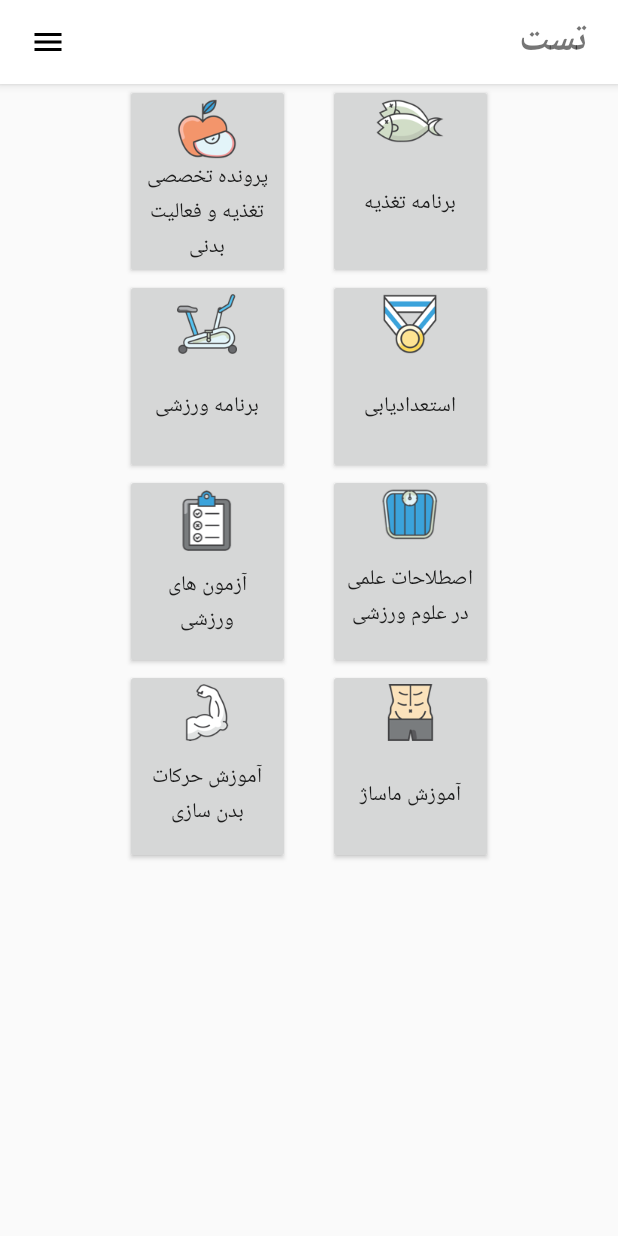
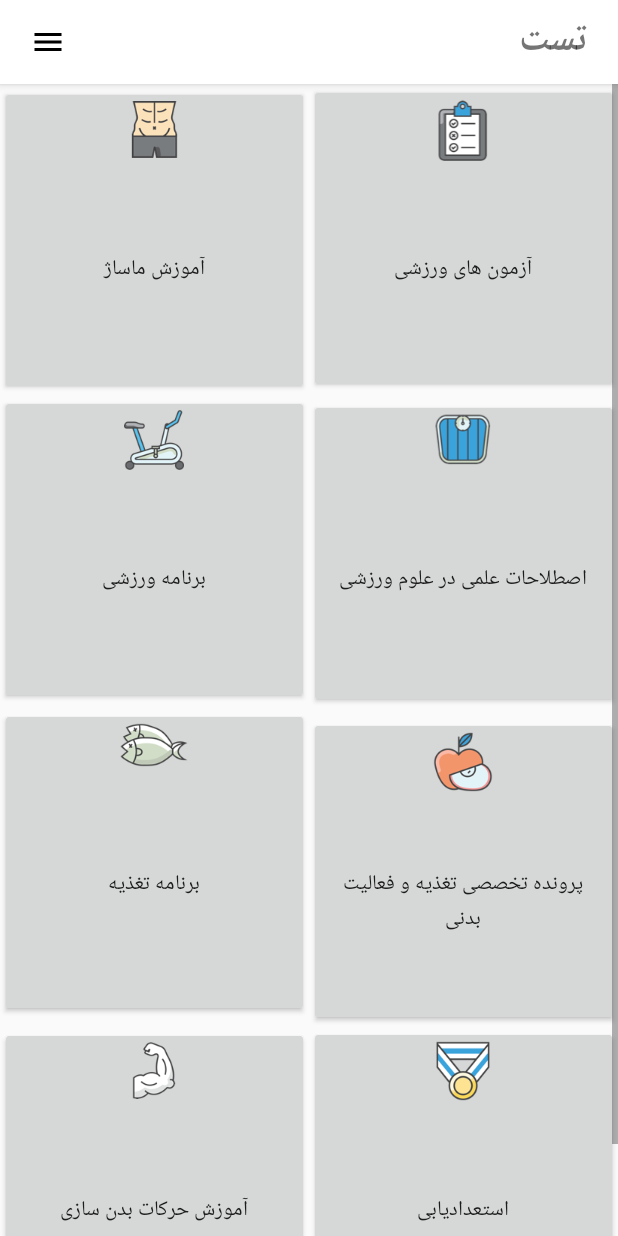
Before and after one commit to Geekologyir/Parvaneh, an Android app: the MenuActivity screen opened directly, with no data from a screen before it, on a phone screen of 412 x 824 dp. Run offline under Robolectric (Android 15) with nearby library versions, the phone set to English and light mode, and no system bars.

Commit message:
menu gridlayout

```diff
--- a/app/src/main/AndroidManifest.xml
+++ b/app/src/main/AndroidManifest.xml
@@ -7,7 +7,6 @@
     <uses-permission android:name="android.permission.READ_PROFILE" />
 
     <application
-        android:name="ir.geek.parvaneh.Application"
         android:allowBackup="true"
         android:icon="@drawable/logo"
         android:label="@string/app_name"
--- a/app/src/main/java/ir/geek/parvaneh/Application.java
+++ /dev/null
@@ -1,12 +0,0 @@
-package ir.geek.parvaneh;
-
-public final class Application extends android.app.Application {
-    @Override
-    public void onCreate() {
-        super.onCreate();
-        FontsOverride.setDefaultFont(this, "DEFAULT", "behdad.ttf");
-        FontsOverride.setDefaultFont(this, "MONOSPACE", "behdad.ttf");
-        FontsOverride.setDefaultFont(this, "SERIF", "behdad.ttf");
-        FontsOverride.setDefaultFont(this, "SANS_SERIF", "behdad.ttf");
-    }
-}
--- a/app/src/main/java/ir/geek/parvaneh/FontsOverride.java
+++ /dev/null
@@ -1,29 +0,0 @@
-package ir.geek.parvaneh;
-
-import java.lang.reflect.Field;
-import android.content.Context;
-import android.graphics.Typeface;
-
-public final class FontsOverride {
-
-    public static void setDefaultFont(Context context,
-                                      String staticTypefaceFieldName, String fontAssetName) {
-        final Typeface regular = Typeface.createFromAsset(context.getAssets(),
-                "Font/"+fontAssetName);
-        replaceFont(staticTypefaceFieldName, regular);
-    }
-
-    protected static void replaceFont(String staticTypefaceFieldName,
-                                      final Typeface newTypeface) {
-        try {
-            final Field staticField = Typeface.class
-                    .getDeclaredField(staticTypefaceFieldName);
-            staticField.setAccessible(true);
-            staticField.set(null, newTypeface);
-        } catch (NoSuchFieldException e) {
-            e.printStackTrace();
-        } catch (IllegalAccessException e) {
-            e.printStackTrace();
-        }
-    }
-}
--- a/app/src/main/java/ir/geek/parvaneh/IntroActivity.java
+++ b/app/src/main/java/ir/geek/parvaneh/IntroActivity.java
@@ -99,7 +99,8 @@ public class IntroActivity extends Activity {
 
     private void LaunchHomeScreen() {
         finish();
-        startActivity(new Intent(IntroActivity.this, LoginActivity.class));
+        //startActivity(new Intent(IntroActivity.this, LoginActivity.class));
+        startActivity(new Intent(IntroActivity.this, MenuActivity.class));
         overridePendingTransition(R.anim.fadein, R.anim.fadeout);
 
     }
--- a/app/src/main/java/ir/geek/parvaneh/MenuActivity.java
+++ b/app/src/main/java/ir/geek/parvaneh/MenuActivity.java
@@ -1,20 +1,45 @@
 package ir.geek.parvaneh;
 
 import android.content.Intent;
+import android.graphics.Color;
+import android.support.annotation.NonNull;
 import android.support.v4.widget.DrawerLayout;
 import android.support.v7.app.ActionBar;
 import android.support.v7.app.ActionBarDrawerToggle;
 import android.support.v7.app.AppCompatActivity;
 import android.os.Bundle;
 import android.support.v7.widget.Toolbar;
+import android.util.DisplayMetrics;
 import android.view.View;
+import android.view.ViewGroup;
+import android.view.Window;
 import android.widget.Button;
 import android.support.v7.widget.Toolbar;
+import android.widget.GridLayout;
+import android.widget.GridView;
+import android.widget.Toast;
+
+import java.util.ArrayList;
+import java.util.Collection;
+import java.util.Iterator;
+import java.util.List;
+import java.util.ListIterator;
 
 public class MenuActivity extends AppCompatActivity {
 
+    Button document;
+    Button spplan;
+    Button fdplan;
+    Button ability;
+    Button sptest;
+    Button terminology;
+    Button massage;
+    Button bodybld;
+    List<Button> btns;
+
     private DrawerLayout mDrawerLayout;
     private ActionBarDrawerToggle mToogle;
+
 
     @Override
     protected void onCreate(Bundle savedInstanceState) {
@@ -30,14 +55,17 @@ public class MenuActivity extends AppCompatActivity {
         mToogle = new ActionBarDrawerToggle(this,mDrawerLayout,R.string.open,R.string.close);
         mDrawerLayout.addDrawerListener(mToogle);
 
-        Button document=(Button)findViewById(R.id.document);
+        btns = new ArrayList<Button>();
+        document=(Button)findViewById(R.id.document);
+        btns.add(document);
         document.setOnClickListener(new View.OnClickListener() {
             @Override
             public void onClick(View view) {
                 startActivity(new Intent(MenuActivity.this,documentActivity.class));
             }
         });
-        Button spplan=(Button)findViewById(R.id.spplan);
+        spplan=(Button)findViewById(R.id.spplan);
+        btns.add(spplan);
         spplan.setOnClickListener(new View.OnClickListener() {
             @Override
             public void onClick(View view) {
@@ -45,7 +73,8 @@ public class MenuActivity extends AppCompatActivity {
             }
         });
 
-        Button fdplan=(Button)findViewById(R.id.fdplan);
+        fdplan=(Button)findViewById(R.id.fdplan);
+        btns.add(fdplan);
         fdplan.setOnClickListener(new View.OnClickListener() {
             @Override
             public void onClick(View view) {
@@ -53,7 +82,8 @@ public class MenuActivity extends AppCompatActivity {
             }
         });
 
-        Button ability=(Button)findViewById(R.id.ability);
+        ability=(Button)findViewById(R.id.ability);
+        btns.add(ability);
         ability.setOnClickListener(new View.OnClickListener() {
             @Override
             public void onClick(View view) {
@@ -61,7 +91,8 @@ public class MenuActivity extends AppCompatActivity {
             }
         });
 
-        Button sptest=(Button)findViewById(R.id.sptest);
+        sptest=(Button)findViewById(R.id.sptest);
+        btns.add(sptest);
         sptest.setOnClickListener(new View.OnClickListener() {
             @Override
             public void onClick(View view) {
@@ -69,7 +100,8 @@ public class MenuActivity extends AppCompatActivity {
             }
         });
 
-        Button terminology=(Button)findViewById(R.id.terminology);
+        terminology=(Button)findViewById(R.id.terminology);
+        btns.add(terminology);
         terminology.setOnClickListener(new View.OnClickListener() {
             @Override
             public void onClick(View view) {
@@ -77,7 +109,8 @@ public class MenuActivity extends AppCompatActivity {
             }
         });
 
-        Button massage=(Button)findViewById(R.id.massage);
+        massage=(Button)findViewById(R.id.massage);
+        btns.add(massage);
         massage.setOnClickListener(new View.OnClickListener() {
             @Override
             public void onClick(View view) {
@@ -85,7 +118,8 @@ public class MenuActivity extends AppCompatActivity {
             }
         });
 
-        Button bodybld=(Button)findViewById(R.id.bodybld);
+        bodybld=(Button)findViewById(R.id.bodybld);
+        btns.add(bodybld);
         bodybld.setOnClickListener(new View.OnClickListener() {
             @Override
             public void onClick(View view) {
@@ -94,5 +128,24 @@ public class MenuActivity extends AppCompatActivity {
         });
 
 
+        GridLayout gridLayout = (GridLayout) findViewById(R.id.menuGrid);
+
+        DisplayMetrics displayMetrics = new DisplayMetrics();
+        getWindowManager().getDefaultDisplay().getMetrics(displayMetrics);
+        int gridWidth = displayMetrics.widthPixels ;
+        ViewGroup.LayoutParams params;
+        for (Button btn:btns) {
+            params = btn.getLayoutParams();
+            params.width = gridWidth/2;
+            params.height = gridWidth/2;
+            btn.setLayoutParams(params);
+        }
+
+
+
+
+
+
+
     }
 }
--- a/app/src/main/res/layout/activity_menu.xml
+++ b/app/src/main/res/layout/activity_menu.xml
@@ -5,6 +5,7 @@
     <include layout="@layout/toolbar"
         android:id="@+id/my_toolbar"/>
     <android.support.v4.widget.DrawerLayout
+
         android:id="@+id/drawer"
         android:layout_below="@id/my_toolbar"
         xmlns:tools="http://schemas.android.com/tools"
@@ -41,38 +42,31 @@
 
 
             <RelativeLayout
+
                 android:layout_width="wrap_content"
                 android:layout_height="wrap_content"
                 android:layout_gravity="center_horizontal"
                 android:orientation="vertical">
 
+                <GridLayout
+                    android:id="@+id/menuGrid"
+                    android:layout_width="match_parent"
+                    android:layout_height="match_parent"
+                    android:layout_centerHorizontal="true"
+                    android:layout_centerVertical="true"
+                    android:columnCount="2">
+
                     <Button
                         android:id="@+id/massage"
                         android:layout_width="110dp"
                         android:layout_height="130dp"
-                    android:layout_alignLeft="@+id/terminology"
-                    android:layout_alignStart="@+id/terminology"
-                    android:layout_below="@+id/terminology"
                         android:drawableTop="@mipmap/waist"
                         android:text="آموزش ماساژ" />
-
-                <Button
-                    android:id="@+id/ability"
-                    android:layout_width="110dp"
-                    android:layout_height="130dp"
-                    android:layout_alignLeft="@+id/fdplan"
-                    android:layout_alignStart="@+id/fdplan"
-                    android:layout_below="@+id/fdplan"
-                    android:drawableTop="@mipmap/medalion"
-                    android:text="استعدادیابی" />
 
                     <Button
                         android:id="@+id/sptest"
                         android:layout_width="110dp"
                         android:layout_height="130dp"
-                    android:layout_alignLeft="@+id/spplan"
-                    android:layout_alignStart="@+id/spplan"
-                    android:layout_below="@+id/spplan"
                         android:drawableTop="@mipmap/clipboard"
                         android:text="آزمون های ورزشی" />
 
@@ -80,7 +74,6 @@
                         android:id="@+id/spplan"
                         android:layout_width="110dp"
                         android:layout_height="130dp"
-                    android:layout_below="@+id/document"
                         android:drawableTop="@mipmap/exercisecycle"
                         android:text="برنامه ورزشی" />
 
@@ -88,9 +81,6 @@
                         android:id="@+id/terminology"
                         android:layout_width="110dp"
                         android:layout_height="130dp"
-                    android:layout_alignLeft="@+id/ability"
-                    android:layout_alignStart="@+id/ability"
-                    android:layout_below="@+id/ability"
                         android:drawableTop="@mipmap/weigher"
                         android:text="اصطلاحات علمی در علوم ورزشی" />
 
@@ -98,11 +88,6 @@
                         android:id="@+id/fdplan"
                         android:layout_width="110dp"
                         android:layout_height="130dp"
-                    android:layout_alignTop="@+id/document"
-                    android:layout_marginLeft="25dp"
-                    android:layout_marginStart="25dp"
-                    android:layout_toEndOf="@+id/bodybld"
-                    android:layout_toRightOf="@+id/bodybld"
                         android:drawableTop="@mipmap/fish"
                         android:text="برنامه تغذیه" />
 
@@ -110,8 +95,6 @@
                         android:id="@+id/document"
                         android:layout_width="110dp"
                         android:layout_height="130dp"
-                    android:layout_alignLeft="@+id/bodybld"
-                    android:layout_alignParentTop="true"
                         android:drawableTop="@mipmap/apple"
                         android:text="پرونده تخصصی تغذیه و فعالیت بدنی" />
 
@@ -119,11 +102,19 @@
                         android:id="@+id/bodybld"
                         android:layout_width="110dp"
                         android:layout_height="130dp"
-                    android:layout_alignParentBottom="true"
-                    android:layout_alignParentStart="true"
                         android:drawableTop="@mipmap/handmuscle"
                         android:text="آموزش حرکات بدن سازی" />
+
+                    <Button
+                        android:id="@+id/ability"
+                        android:layout_width="match_parent"
+                        android:layout_height="wrap_content"
+                        android:drawableTop="@mipmap/medalion"
+                        android:text="استعدادیابی" />
+                </GridLayout>
             </RelativeLayout>
+
+
         </ScrollView>
     </android.support.v4.widget.DrawerLayout>
 </RelativeLayout>
```
Lines whose indentation alone changed are shown as unchanged.
